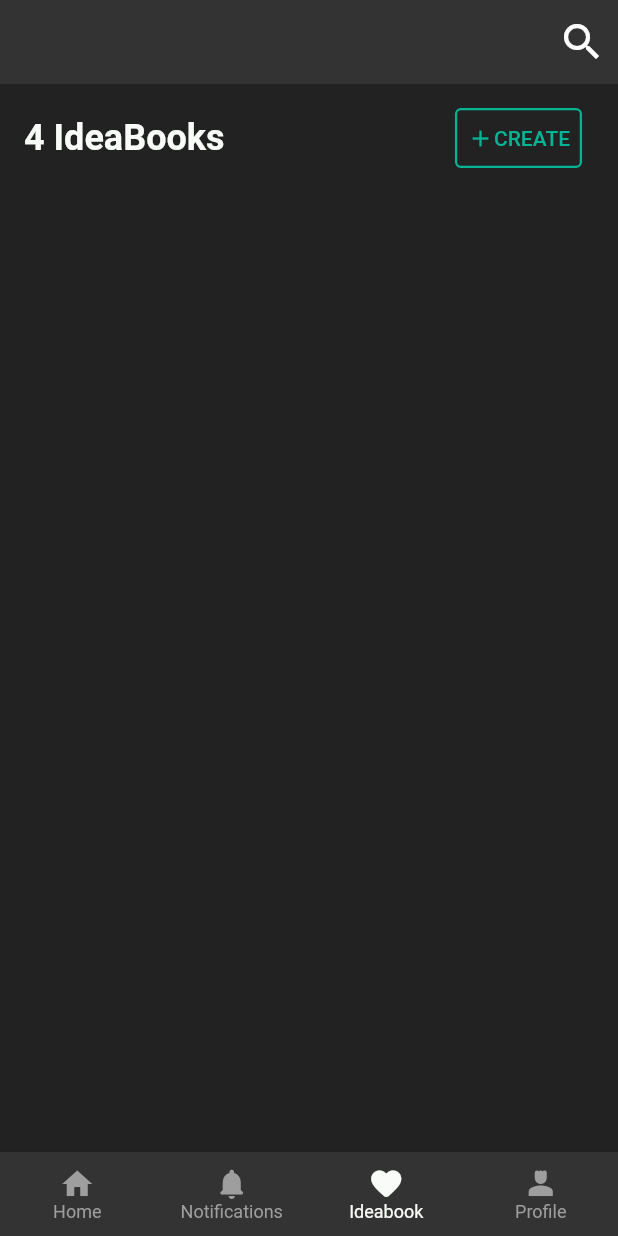
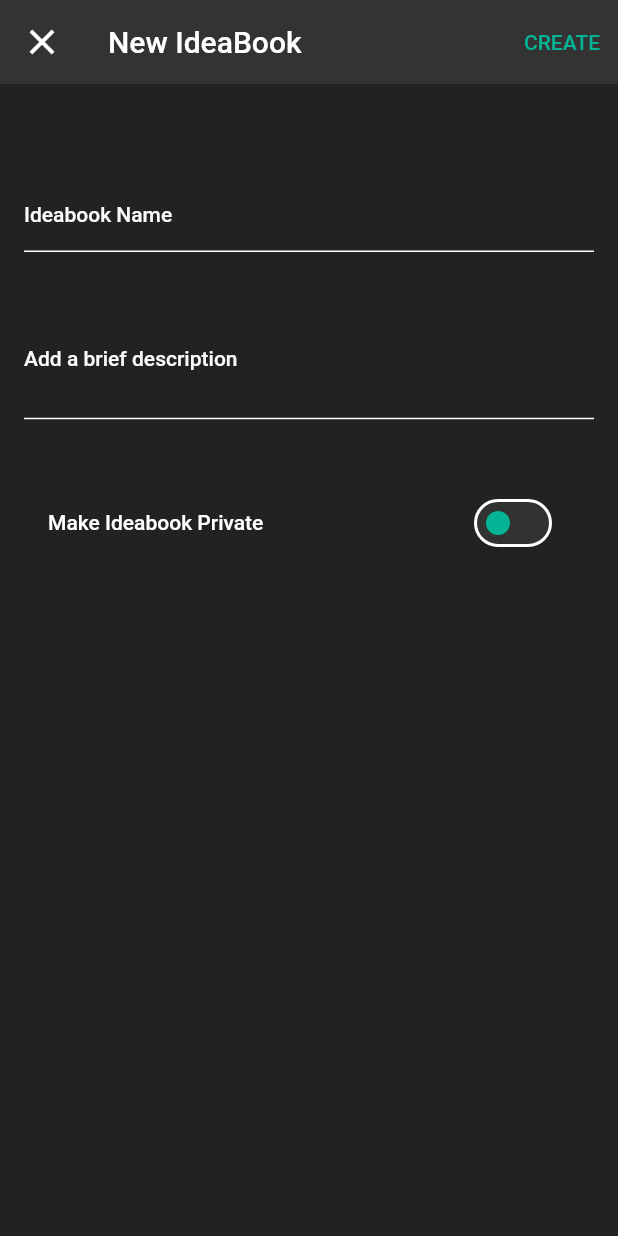
Before and after one commit to alainjr10/decor-ride, a Flutter app: the IdeaBook screen opened by its route, after a tap on "CREATE", on a phone screen of 412 x 824 dp. Run offline on Flutter 3.47's test engine with Material 2 defaults, Android fonts, the light colour scheme and no system bars; our stand-ins replace cloud_firestore, firebase_auth, firebase_core, flutter_rating_bar, flutter_riverpod, flutter_screenutil and 4 more; missing offline and left inert: ar_flutter_plugin, arcore_flutter_plugin, model_viewer_plus; accounts and stored records are empty.

Commit message:
idea book partial model and ui

```diff
--- /dev/null
+++ b/lib/features/ideabook/data/data_sources/ideabook_firestore.dart
@@ -0,0 +1,5 @@
+import 'package:decor_ride/features/ideabook/data/models/ideabook_model.dart';
+
+abstract class IdeabookFirestore {
+  Future<List<IdeabookModel>> getAllIdeabooks();
+}
--- /dev/null
+++ b/lib/features/ideabook/data/data_sources/ideabook_firestore_impl.dart
@@ -0,0 +1,22 @@
+import 'package:cloud_firestore/cloud_firestore.dart';
+import 'package:decor_ride/app/theme_extension.dart';
+import 'package:decor_ride/features/ideabook/data/data_sources/ideabook_firestore.dart';
+import 'package:decor_ride/features/ideabook/data/models/ideabook_model.dart';
+import 'package:firebase_auth/firebase_auth.dart';
+
+class IdeabookFirestoreSourceImpl implements IdeabookFirestore {
+  final _auth = FirebaseAuth.instance;
+  final _firestore = FirebaseFirestore.instance;
+
+  @override
+  Future<List<IdeabookModel>> getAllIdeabooks() async {
+    try {
+      await _firestore.collection('ideabooks').get();
+      return [];
+    } catch (e, stackTrace) {
+      "Error getting ideabooks ${e.toString()} with stacktrace ${stackTrace.toString()} "
+          .log();
+      rethrow;
+    }
+  }
+}
--- /dev/null
+++ b/lib/features/ideabook/data/models/idea_model.dart
@@ -0,0 +1,9 @@
+class IdeaModel {
+  final String? ideaName;
+  final String? ideaImageUrl;
+
+  IdeaModel({
+    this.ideaName,
+    this.ideaImageUrl,
+  });
+}
--- /dev/null
+++ b/lib/features/ideabook/data/models/ideabook_model.dart
@@ -0,0 +1,15 @@
+import 'package:decor_ride/features/ideabook/data/models/idea_model.dart';
+
+class IdeabookModel {
+  final String ideabookName;
+  final String ideabookDescription;
+  final bool ideabookPrivate;
+  final List<IdeaModel>? ideas;
+
+  IdeabookModel({
+    required this.ideabookName,
+    required this.ideabookDescription,
+    required this.ideabookPrivate,
+    List<IdeaModel>? ideas,
+  }) : ideas = ideas ?? [];
+}
--- /dev/null
+++ b/lib/features/ideabook/presentation/screens/create_ideabook.dart
@@ -0,0 +1,75 @@
+import 'package:decor_ride/app/theme_extension.dart';
+import 'package:flutter/material.dart';
+import 'package:flutter_riverpod/flutter_riverpod.dart';
+import 'package:go_router/go_router.dart';
+
+class CreateIdeabookScreen extends ConsumerWidget {
+  const CreateIdeabookScreen({super.key});
+
+  @override
+  Widget build(BuildContext context, WidgetRef ref) {
+    final ideabookNameController = TextEditingController();
+    final ideabookDescriptionController = TextEditingController();
+    bool makePrivate = false;
+    return Scaffold(
+      appBar: AppBar(
+        leading: IconButton(
+          onPressed: () {
+            context.pop();
+          },
+          icon: const Icon(Icons.close),
+        ),
+        title: const Text("New IdeaBook"),
+        actions: [
+          TextButton(
+            onPressed: () {},
+            child: const Text("CREATE"),
+          ),
+        ],
+      ),
+      body: SingleChildScrollView(
+        padding: const EdgeInsets.symmetric(horizontal: 16.0, vertical: 64.0),
+        child: Column(
+          children: [
+            TextFormField(
+              controller: ideabookNameController,
+              decoration: InputDecoration(
+                labelText: "Ideabook Name",
+                hintText: "Ideabook Name",
+                hintStyle: TextStyle(
+                  color: context.colorScheme.onPrimary,
+                ),
+                labelStyle: TextStyle(
+                  color: context.colorScheme.onPrimary,
+                ),
+              ),
+            ),
+            32.vGap,
+            TextFormField(
+              controller: ideabookDescriptionController,
+              maxLines: 3,
+              decoration: InputDecoration(
+                labelText: "Add a brief description",
+                hintText: "Add a brief description",
+                hintStyle: TextStyle(
+                  color: context.colorScheme.onPrimary,
+                ),
+                labelStyle: TextStyle(
+                  color: context.colorScheme.onPrimary,
+                ),
+              ),
+            ),
+            40.vGap,
+            SwitchListTile(
+              value: makePrivate,
+              onChanged: (value) {
+                makePrivate = value;
+              },
+              title: const Text("Make Ideabook Private"),
+            ),
+          ],
+        ),
+      ),
+    );
+  }
+}
--- a/lib/features/ideabook/presentation/screens/ideabook_screen.dart
+++ b/lib/features/ideabook/presentation/screens/ideabook_screen.dart
@@ -3,12 +3,14 @@ import 'package:decor_ride/common/widgets/outlined_button.dart';
 import 'package:decor_ride/utils/constants.dart';
 import 'package:flutter/material.dart';
 import 'package:flutter_riverpod/flutter_riverpod.dart';
+import 'package:go_router/go_router.dart';
 
 class IdeaBook extends ConsumerWidget {
   const IdeaBook({super.key});
 
   @override
   Widget build(BuildContext context, WidgetRef ref) {
+    final List<String> ideaBooks = ["Book 1", "Book 2", "Book 3", "Book 4"];
     return Scaffold(
       appBar: AppBar(
         actions: [
@@ -19,8 +21,9 @@ class IdeaBook extends ConsumerWidget {
         ],
       ),
       body: SingleChildScrollView(
-        padding: const EdgeInsets.fromLTRB(16.0, 16.0, 24.0, 16.0),
+        padding: const EdgeInsets.fromLTRB(16.0, 16.0, 16.0, 16.0),
         child: Column(
+          mainAxisSize: MainAxisSize.min,
           children: [
             Row(
               mainAxisAlignment: MainAxisAlignment.spaceBetween,
@@ -33,12 +36,69 @@ class IdeaBook extends ConsumerWidget {
                 CustomOutlinedButton.outlinedButton(
                   context: context,
                   text: 'CREATE',
-                  onPressed: () {},
+                  onPressed: () {
+                    context.go('/ideabook/create_ideabook');
+                  },
                   color: context.colorScheme.primary,
                   icon: true,
                   iconData: Icons.add,
                 ),
               ],
+            ),
+            24.vGap,
+            Flexible(
+              child: GridView.count(
+                crossAxisSpacing: 4,
+                mainAxisSpacing: 8,
+                crossAxisCount: 2,
+                shrinkWrap: true,
+                physics: const NeverScrollableScrollPhysics(),
+                childAspectRatio: (1 / 1.3),
+                children: <Widget>[
+                  ...ideaBooks.map(
+                    (e) => SizedBox(
+                      height: 300.0,
+                      width: 140.0,
+                      child: Card(
+                        elevation: 2.0,
+                        shape: RoundedRectangleBorder(
+                          borderRadius: BorderRadius.circular(4.0),
+                        ),
+                        child: Column(
+                          crossAxisAlignment: CrossAxisAlignment.start,
+                          children: [
+                            Container(
+                              height: 120.0,
+                              decoration: BoxDecoration(
+                                color: context.colorScheme.surface,
+                                // borderRadius: BorderRadius.circular(.0),
+                              ),
+                            ),
+                            8.vGap,
+                            Padding(
+                              padding: const EdgeInsets.symmetric(
+                                  horizontal: 8.0, vertical: 8.0),
+                              child: Column(
+                                crossAxisAlignment: CrossAxisAlignment.start,
+                                children: [
+                                  Text(
+                                    e,
+                                  ),
+                                  40.vGap,
+                                  Text(
+                                    "No Ideas saved",
+                                    style: context.textTheme.bodySmall,
+                                  ),
+                                ],
+                              ),
+                            ),
+                          ],
+                        ),
+                      ),
+                    ),
+                  ),
+                ],
+              ),
             ),
           ],
         ),
```
